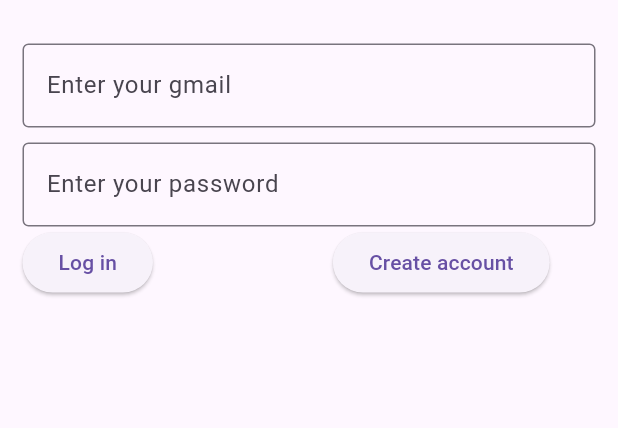
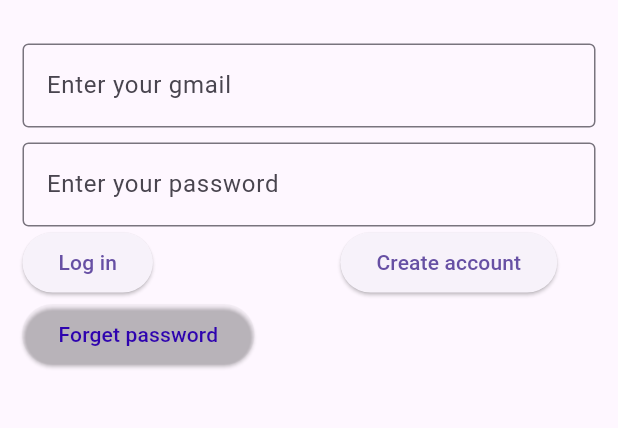
Before and after one commit to sinethushan23/Pinterest, a Flutter app: the screen it shows after launch, on a phone screen of 412 x 824 dp, the part 63-491 px from its top. Run offline on Flutter 3.47's test engine with Material 3 defaults, Android fonts, the phone set to English and light mode, and no system bars.

Commit message:
new pages

```diff
--- a/lib/main.dart
+++ b/lib/main.dart
@@ -1,7 +1,9 @@
 import 'package:flutter/material.dart';
 import 'package:pinterest/pages/createaccount.dart';
 import 'package:pinterest/pages/home.dart';
+import 'package:pinterest/pages/messages.dart';
 import 'package:pinterest/pages/signup.dart';
+import 'package:pinterest/pages/profile.dart';
 
 void main() {
   runApp(const MyApp());
@@ -20,10 +22,10 @@ class MyApp extends StatelessWidget {
       routes: {
         '/home': (context) => Homepage(),
         '/signup': (context) => signup(),
-         '/createaccount' : (context) => createAccount(),          // Add this line
+        '/createaccount': (context) => createAccount(),
+        '/profile': (context) => profile(),
+        '/messages': (context) => messages(),
       },
-
-      );
-
+    );
   }
 }
--- a/lib/pages/signup.dart
+++ b/lib/pages/signup.dart
@@ -9,22 +9,21 @@ class signup extends StatelessWidget {
       //appbar
       appBar: AppBar(
         centerTitle: true,
-        title: Text('Welcome to Pinterest',
-      style: TextStyle(color: const Color.fromRGBO(230, 0, 35,1
+        title: Text(
+          'Welcome to Pinterest',
+          style: TextStyle(
+            color: const Color.fromRGBO(230, 0, 35, 1),
+          ),
         ),
       ),
 
-      ),
-
-      ),
       //Other Body parts
-      body: Padding(padding: const EdgeInsets.all(15.0),
+      body: Padding(
+        padding: const EdgeInsets.all(15.0),
         child: Form(
           //Form
           child: Column(
-            children:
-             [
-
+            children: [
               TextFormField(
                 decoration: InputDecoration(
                   labelText: "Enter your gmail",
@@ -45,26 +44,49 @@ class signup extends StatelessWidget {
                 children: [
                   ElevatedButton(
                     child: Text("Log in"),
-              onPressed: (){
+                    onPressed: () {
                       Navigator.pushNamed(context, '/home');
                     },
-
                   ),
-            SizedBox(width: 120, height: 20,),
+                  SizedBox(
+                    width: 125,
+                    height: 20,
+                  ),
                   ElevatedButton(
-              child: Text("Create account"),
-              onPressed: (){
+                    child: Text(
+                      "Create account",
+                    ),
+                    onPressed: () {
                       Navigator.pushNamed(context, '/createaccount');
                     },
+                  ),
+                ],
+              ),
 
+              Column(
+                children: [
+                  Row(
+                    children: [
+                      SizedBox(
+                        child: Center(),
+                      ),
+                      ElevatedButton(
+                        style: ElevatedButton.styleFrom(
+                            backgroundColor: Colors.transparent,
+                            onPrimary: Color.fromARGB(255, 46, 3, 175)),
+                        child: Text("Forget password"),
+                        onPressed: () {
+                          Navigator.pushNamed(context, '/home');
+                        },
+                      ),
+                    ],
                   )
                 ],
               )
             ],
-          ),)
-
-      )
-
+          ),
+        ),
+      ),
     );
   }
 }
--- a/pubspec.yaml
+++ b/pubspec.yaml
@@ -62,6 +62,9 @@ flutter:
   # assets:
   #   - images/a_dot_burr.jpeg
   #   - images/a_dot_ham.jpeg
+  assets:
+      - lib/images/IMG-20220827-WA0178.jpg
+      - lib/images/sarath-caters-high-resolution-logo.png
 
   # An image asset can refer to one or more resolution-specific "variants", see
   # https://flutter.dev/assets-and-images/#resolution-aware
```
Also changed, not shown: lib/pages/home.dart (+50 -21 lines), lib/pages/messages.dart (added, +48 -0 lines), lib/pages/profile.dart (added, +55 -0 lines), lib/images/IMG-20220827-WA0178.jpg (added), lib/images/sarath-caters-high-resolution-logo.png (added). Lines whose indentation alone changed are shown as unchanged.
